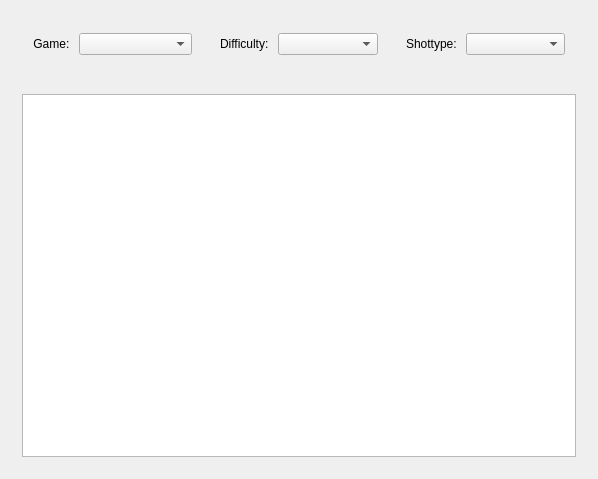
Before: the Qt Designer form THScore/editorwindow.ui in denebwang/touhouScore, drawn with Qt 5.
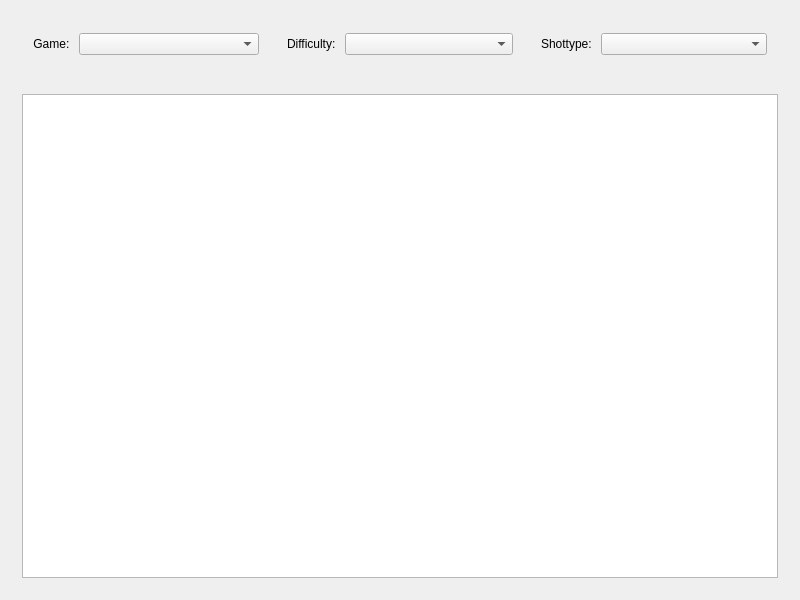
After: the same form once the commit is applied.

Commit message: 修复一开始不高亮问题

What changed in the file:
```diff
--- a/THScore/editorwindow.ui
+++ b/THScore/editorwindow.ui
@@ -6,8 +6,8 @@
    <rect>
     <x>0</x>
     <y>0</y>
-    <width>598</width>
-    <height>479</height>
+    <width>800</width>
+    <height>600</height>
    </rect>
   </property>
   <property name="windowTitle">
```
The commit also changes 1 other file.
